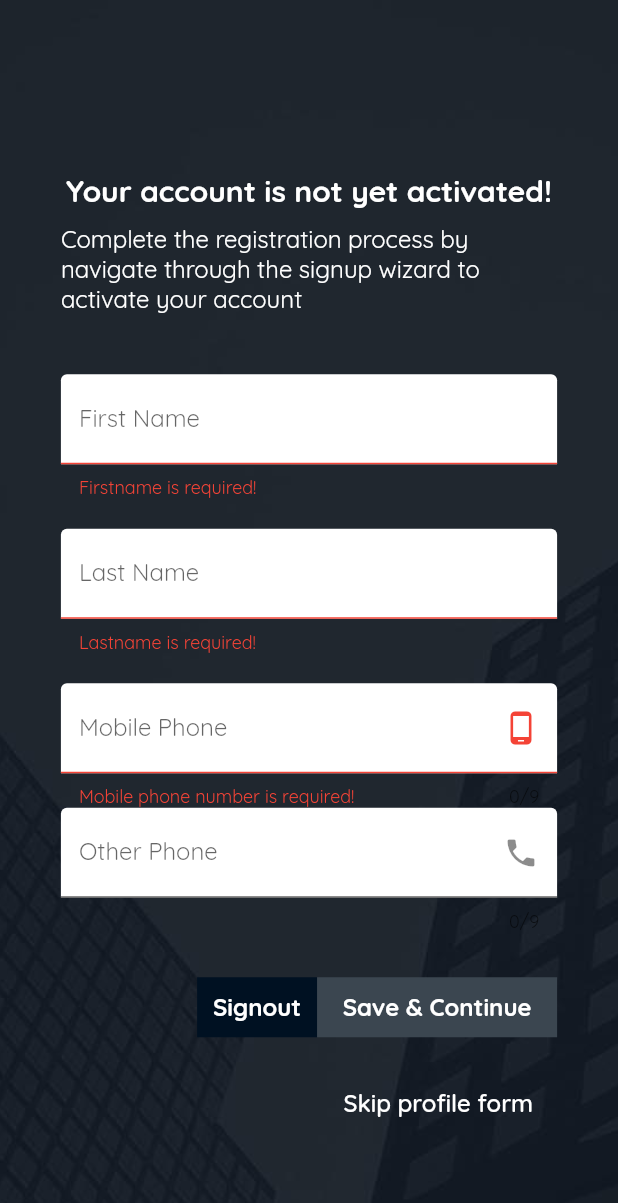
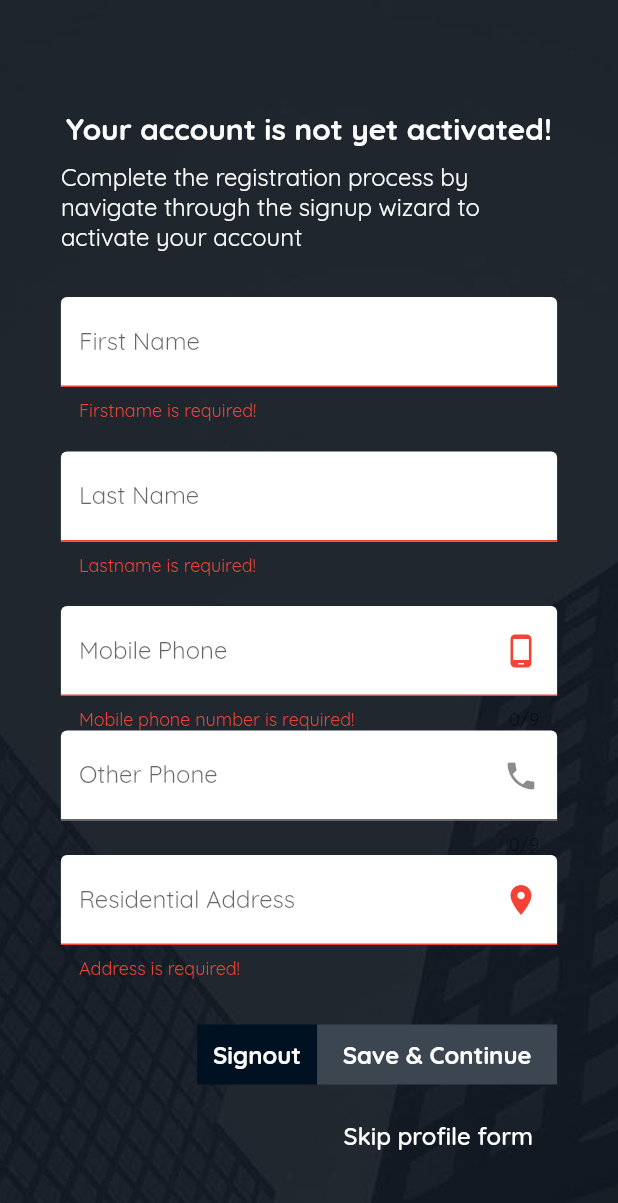
Before and after one commit to cjs10lib/bank_app, a Flutter app: the SignUpWizardPage screen opened by its route, after a tap on "Save & Continue", on a phone screen of 412 x 824 dp. Shown: the top 1203 px of the screen. Run offline on Flutter 3.47's test engine with Material 2 defaults, Android fonts, the phone set to English and light mode, and no system bars; our stand-ins replace cloud_firestore, firebase_auth, firebase_storage, image_picker; accounts and stored records are empty; network calls fail.

Commit message:
Adding residential address in profile-edit form, fixed profile-image upload bug

```diff
--- a/lib/models/profile.dart
+++ b/lib/models/profile.dart
@@ -7,6 +7,7 @@ class Profile {
   String mobilePhone;
   String otherPhone;
   String email;
+  String address;
 
   Profile(
       {@required this.uid,
@@ -14,5 +15,6 @@ class Profile {
       @required this.lastname,
       @required this.mobilePhone,
       this.otherPhone,
-      @required this.email});
+      @required this.email,
+      @required this.address});
 }
--- a/lib/pages/accept_terms_page.dart
+++ b/lib/pages/accept_terms_page.dart
@@ -81,9 +81,11 @@ class AcceptTermsPage extends StatelessWidget {
   void _returnMessage(Map<String, dynamic> successInformation,
       BuildContext context, MainModel model) {
     if (successInformation['success']) {
+      model.isLoading = true;
       model.signOut().then((_) {
         Navigator.of(context).pushReplacementNamed('/');
       });
+      model.isLoading = false;
     } else {
       showDialog(
           context: context,
--- a/lib/pages/profile_edit_page.dart
+++ b/lib/pages/profile_edit_page.dart
@@ -17,7 +17,8 @@ class _ProfileEditPageState extends State<ProfileEditPage> {
     'firstname': null,
     'lastname': null,
     'mobilePhone': null,
-    'otherPhone': null
+    'otherPhone': null,
+    'address': null
   };
 
   GlobalKey<FormState> _formKey = GlobalKey<FormState>();
@@ -79,7 +80,7 @@ class _ProfileEditPageState extends State<ProfileEditPage> {
         }
       },
       onSaved: (String value) {
-        _formData['mobilePhone'] = '+233$value';
+        _formData['mobilePhone'] = value;
       },
     );
   }
@@ -96,30 +97,29 @@ class _ProfileEditPageState extends State<ProfileEditPage> {
           suffixIcon: Icon(Icons.local_phone)),
       initialValue: profile != null ? profile.otherPhone : null,
       onSaved: (String value) {
-        _formData['otherPhone'] = '+233$value';
+        _formData['otherPhone'] = value;
       },
     );
   }
 
-  // Widget _buildLastNameTextField(Profile profile) {
-  //   return TextFormField(
-  //     decoration: InputDecoration(
-  //       filled: true,
-  //       fillColor: Colors.white,
-  //       labelText: 'Last Name',
-  //     ),
-  //     initialValue: profile != null ? profile.lastname : null,
-  //     validator: (String value) {
-  //       if (value.isEmpty) {
-  //         return 'Lastname is required!';
-  //       }
-  //     },
-  //     onSaved: (String value) {
-  //       _formData['lastname'] =
-  //           '${value[0].toUpperCase()}${value.substring(1)}';
-  //     },
-  //   );
-  // }
+  Widget _buildAddresseTextField(Profile profile) {
+    return TextFormField(
+      decoration: InputDecoration(
+          filled: true,
+          fillColor: Colors.white,
+          labelText: 'Residential Address',
+          suffixIcon: Icon(Icons.location_on)),
+      initialValue: profile != null ? profile.address : null,
+      validator: (String value) {
+        if (value.isEmpty) {
+          return 'Address is required!';
+        }
+      },
+      onSaved: (String value) {
+        _formData['address'] = '${value[0].toUpperCase()}${value.substring(1)}';
+      },
+    );
+  }
 
   Widget _buildFormControls(BuildContext context, MainModel model) {
     return Row(
@@ -147,8 +147,8 @@ class _ProfileEditPageState extends State<ProfileEditPage> {
         model.isLoading
             ? Container(
                 height: 40.0,
-                width: 120.0,
-                padding: EdgeInsets.all(5.0),
+                width: 160.0,
+                // padding: EdgeInsets.all(5.0),
                 color: Color.fromRGBO(59, 70, 80, 1),
                 alignment: Alignment.center,
                 child: CircularProgressIndicator())
@@ -180,7 +180,8 @@ class _ProfileEditPageState extends State<ProfileEditPage> {
         _formData['firstname'],
         _formData['lastname'],
         _formData['mobilePhone'],
-        _formData['otherPhone']);
+        _formData['otherPhone'],
+        _formData['address']);
 
     _returnMessage(successInformation);
   }
@@ -239,7 +240,7 @@ class _ProfileEditPageState extends State<ProfileEditPage> {
               key: _formKey,
               child: Column(
                 children: <Widget>[
-                  SizedBox(height: 50.0),
+                  SizedBox(height: 30.0),
                   Text('Your account is not yet activated!',
                       style: TextStyle(
                           color: Colors.white,
@@ -249,16 +250,17 @@ class _ProfileEditPageState extends State<ProfileEditPage> {
                   Text(
                       'Complete the registration process by navigate through the signup wizard to activate your account',
                       style: TextStyle(color: Colors.white, fontSize: 16.0)),
-                  SizedBox(height: 40),
+                  SizedBox(height: 30),
                   _buildFirstNameTextField(_profile),
                   SizedBox(height: 20.0),
                   _buildLastNameTextField(_profile),
                   SizedBox(height: 20.0),
                   _buildMobilePhoneTextField(_profile),
                   _buildOtherPhoneTextField(_profile),
+                  _buildAddresseTextField(_profile),
                   SizedBox(height: 30),
                   _buildFormControls(context, model),
-                  SizedBox(height: 20),
+                  SizedBox(height: 10),
                   model.profile == null ? Container() : _buildSkipControl()
                 ],
               ),
--- a/lib/pages/profile_image_upload_page.dart
+++ b/lib/pages/profile_image_upload_page.dart
@@ -112,7 +112,7 @@ class _ProfileImageUploadPageState extends State<ProfileImageUploadPage> {
             //     placeholder: AssetImage('assets/avatar/avatar.png'))
 
             ? ClipRRect(
-                borderRadius: BorderRadius.circular(10000.0),
+                borderRadius: BorderRadius.circular(125.0),
                 child: FadeInImage(
                     fit: BoxFit.cover,
                     height: 200.0,
--- a/lib/scoped_models/profile_model.dart
+++ b/lib/scoped_models/profile_model.dart
@@ -19,7 +19,8 @@ mixin ProfileModel implements GeneralModel {
             lastname: profileData['lastname'],
             mobilePhone: profileData['mobilePhone'],
             otherPhone: profileData['otherPhone'],
-            email: authenticatedUser.email);
+            email: authenticatedUser.email,
+            address: profileData['address']);
         notifyListeners();
 
         print('${doc.data} fetch product');
@@ -30,13 +31,13 @@ mixin ProfileModel implements GeneralModel {
   }
 
   Future<Map<String, dynamic>> createProfile(String firstname, String lastname,
-      String mobilePhone, String otherPhone) async {
+      String mobilePhone, String otherPhone, String address) async {
     try {
       isLoading = true;
       notifyListeners();
 
-      await profileService.createProfile(
-          authenticatedUser.uid, firstname, lastname, mobilePhone, otherPhone);
+      await profileService.createProfile(authenticatedUser.uid, firstname,
+          lastname, mobilePhone, otherPhone, address);
 
       profile = Profile(
           uid: authenticatedUser.uid,
@@ -44,7 +45,8 @@ mixin ProfileModel implements GeneralModel {
           lastname: lastname,
           mobilePhone: mobilePhone,
           otherPhone: otherPhone,
-          email: authenticatedUser.email);
+          email: authenticatedUser.email,
+          address: address);
 
       isLoading = false;
       notifyListeners();
--- a/lib/services/profile_service.dart
+++ b/lib/services/profile_service.dart
@@ -9,12 +9,13 @@ class ProfileService {
   }
 
   Future<void> createProfile(String uid, String firstname, String lastname,
-      String mobilePhone, String otherPhone) {
+      String mobilePhone, String otherPhone, String address) {
     return _db.collection('people').document(uid).setData({
       'firstname': firstname,
       'lastname': lastname,
       'mobilePhone': mobilePhone,
       'otherPhone': otherPhone,
+      'address': address,
       'created': serverTimestamp,
       'lastUpdate': serverTimestamp
     }, merge: true);
```
Also changed, not shown: lib/pages/profile_page.dart (+5 -5 lines).
